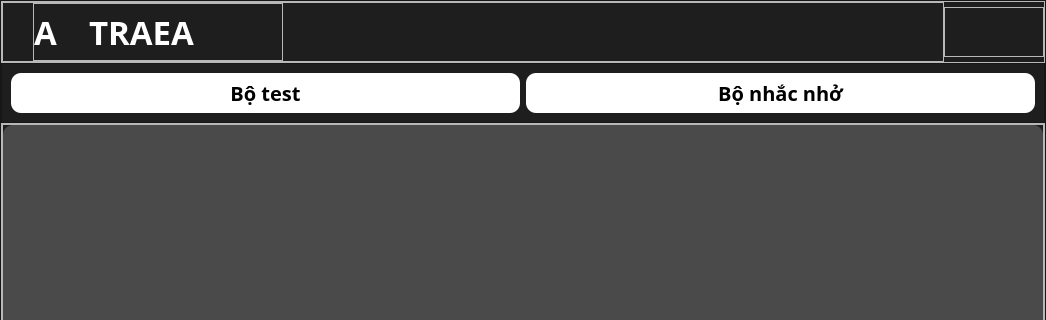
Qt form UI_Files/Test_Info.ui (hoangm960/Astraea) before a commit; both pictures show x 0 to 1046 and y 0 to 320 of the 1046 by 650 pixel window.
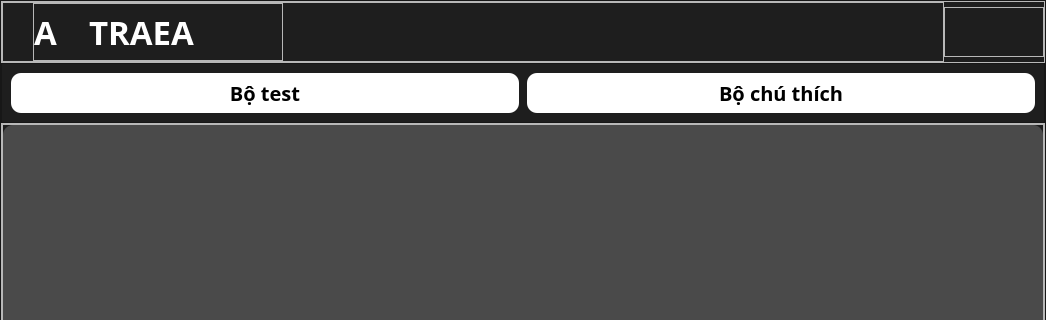
The same form after that commit. Icons and pictures are not drawn.

Patch:
```diff
--- a/UI_Files/Test_Info.ui
+++ b/UI_Files/Test_Info.ui
@@ -383,11 +383,14 @@
           <enum>QFrame::Raised</enum>
          </property>
          <layout class="QHBoxLayout" name="horizontalLayout_11">
+          <property name="spacing">
+           <number>8</number>
+          </property>
           <item>
            <widget class="QPushButton" name="Test_btn">
             <property name="minimumSize">
              <size>
-              <width>200</width>
+              <width>508</width>
               <height>40</height>
              </size>
             </property>
@@ -415,7 +418,7 @@
            <widget class="QPushButton" name="Info_btn">
             <property name="minimumSize">
              <size>
-              <width>200</width>
+              <width>508</width>
               <height>40</height>
              </size>
             </property>
@@ -435,7 +438,7 @@
 }</string>
             </property>
             <property name="text">
-             <string>Bộ nhắc nhở</string>
+             <string>Bộ chú thích</string>
             </property>
            </widget>
           </item>
```
